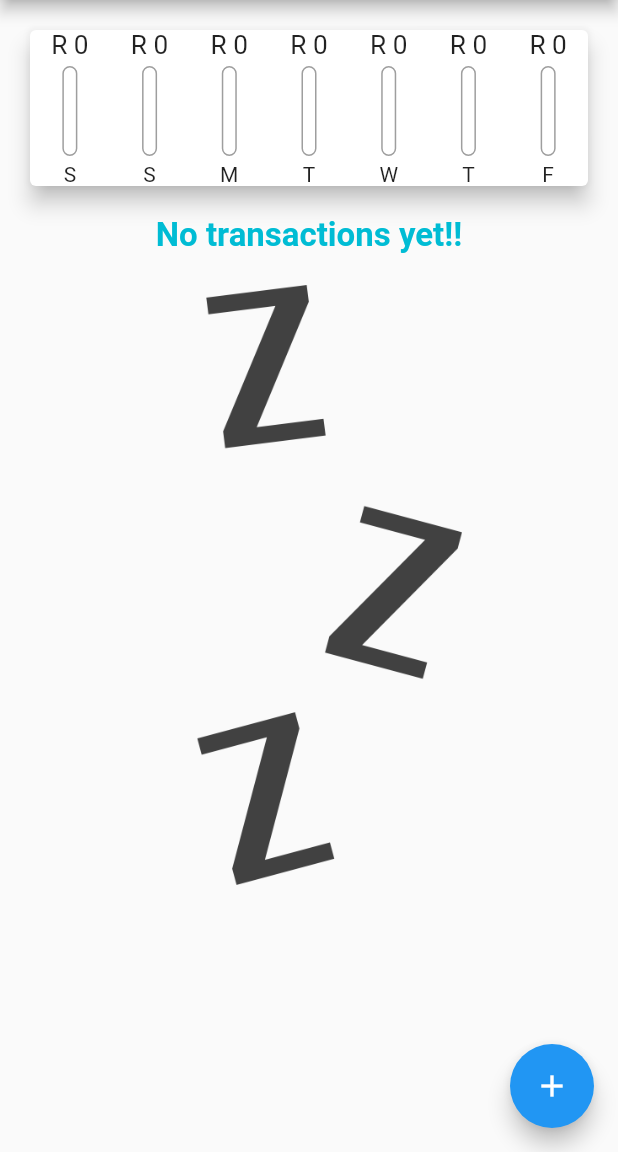
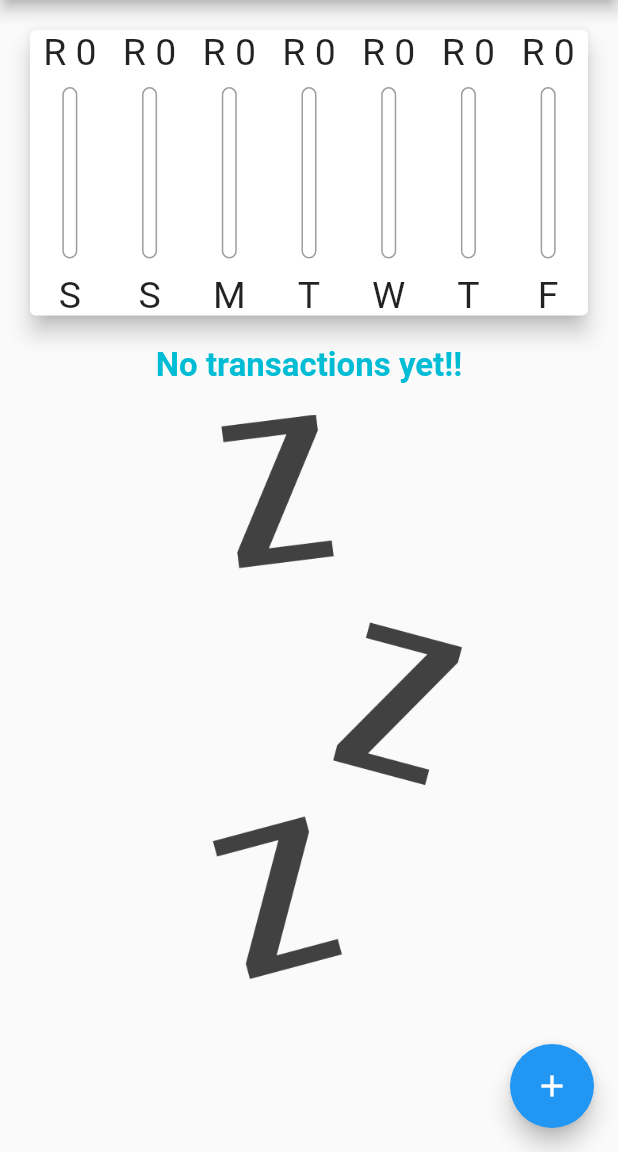
Before and after one commit to IssaBeastBoy/Flutter_Dart, a Flutter app: the screen it shows after launch, on a phone screen of 412 x 824 dp, the part 84-1236 px from its top. Run offline on Flutter 3.47's test engine with Material 2 defaults, Android fonts, the phone set to English and light mode, and no system bars; missing offline and left inert: dart:ffi.

Commit message:
Money tracker app Completed

```diff
--- a/money_planner/lib/main.dart
+++ b/money_planner/lib/main.dart
@@ -1,4 +1,5 @@
 import 'package:flutter/material.dart';
+import 'package:flutter/services.dart';
 
 import '../widgets/new_transactions.dart';
 import '../widgets/transaction_list.dart';
@@ -6,7 +7,12 @@ import '../model/transaction.dart';
 
 import '../widgets/chart.dart';
 
-void main() => runApp(MyApp());
+void main() {
+  // WidgetsFlutterBinding.ensureInitialized();
+  // SystemChrome.setPreferredOrientations(
+  //     [DeviceOrientation.portraitDown, DeviceOrientation.portraitUp]);
+  runApp(MyApp());
+}
 
 class MyApp extends StatelessWidget {
   @override
@@ -33,6 +39,8 @@ class _MyHomePageState extends State<MyHomePage> {
     //     id: "t1", title: "New Shoes", amount: 1200, date: DateTime.now()),
     // Transactions(id: "t1", title: "Weekly", amount: 250, date: DateTime.now())
   ];
+
+  bool _showChart = false;
 
   Iterable<Transactions> get _currWeekTransactions {
     return _userTransactions.where((element) {
@@ -77,19 +85,59 @@ class _MyHomePageState extends State<MyHomePage> {
 
   @override
   Widget build(BuildContext context) {
+    final orientationType =
+        MediaQuery.of(context).orientation == Orientation.landscape;
+    final appBar = AppBar(
+      title: Text('Money Tracker'),
+      actions: [
+        IconButton(
+            onPressed: () => _startAddNewTrans(context), icon: Icon(Icons.add))
+      ],
+    );
+    final transList = Container(
+      height: (MediaQuery.of(context).size.height -
+              appBar.preferredSize.height -
+              MediaQuery.of(context).padding.top) *
+          0.7,
+      child: TransactionList(_userTransactions, _deleteTransaction),
+    );
     return Scaffold(
-        appBar: AppBar(
-          title: Text('Money Tracker'),
-          actions: [
-            IconButton(
-                onPressed: () => _startAddNewTrans(context),
-                icon: Icon(Icons.add))
-          ],
-        ),
+        appBar: appBar,
         body: Column(
           children: [
-            Chart(_currWeekTransactions.toList()),
-            TransactionList(_userTransactions, _deleteTransaction),
+            if (orientationType)
+              Row(
+                mainAxisAlignment: MainAxisAlignment.center,
+                children: [
+                  Text('Show Chart'),
+                  Switch(
+                      value: _showChart,
+                      onChanged: (val) {
+                        setState(() {
+                          _showChart = !_showChart;
+                        });
+                      })
+                ],
+              ),
+            if (!orientationType)
+              Container(
+                height: (MediaQuery.of(context).size.height -
+                        appBar.preferredSize.height -
+                        MediaQuery.of(context).padding.top) *
+                    0.3,
+                child: Chart(_currWeekTransactions.toList()),
+              ),
+            if (!orientationType) transList,
+            if (orientationType)
+              _showChart
+                  ? Container(
+                      height: (MediaQuery.of(context).size.height -
+                              appBar.preferredSize.height -
+                              MediaQuery.of(context).padding.top) *
+                          0.7,
+                      child: Chart(_currWeekTransactions.toList()),
+                    )
+                  : transList,
           ],
         ),
         floatingActionButton: FloatingActionButton(
--- a/money_planner/lib/widgets/chart_bar.dart
+++ b/money_planner/lib/widgets/chart_bar.dart
@@ -9,19 +9,20 @@ class ChartBar extends StatelessWidget {
 
   @override
   Widget build(BuildContext context) {
+    return LayoutBuilder(builder: (ctx, constraints) {
       return Column(
         children: [
           Container(
-          height: 20,
+            height: constraints.maxHeight * 0.15,
             child: FittedBox(
               child: Text("R ${spendingAmount.toStringAsFixed(0)}"),
             ),
           ),
           SizedBox(
-          height: 4,
+            height: constraints.maxHeight * 0.05,
           ),
           Container(
-          height: 60,
+            height: constraints.maxHeight * 0.6,
             width: 10,
             child: Stack(
               children: [
@@ -43,10 +44,14 @@ class ChartBar extends StatelessWidget {
             ),
           ),
           SizedBox(
-          height: 4,
+            height: constraints.maxHeight * 0.05,
           ),
-        Text(label),
+          Container(
+            height: constraints.maxHeight * 0.15,
+            child: FittedBox(child: Text(label)),
+          ),
         ],
       );
+    });
   }
 }
--- a/money_planner/lib/widgets/transaction_list.dart
+++ b/money_planner/lib/widgets/transaction_list.dart
@@ -1,3 +1,5 @@
+import 'dart:ui';
+
 import 'package:flutter/material.dart';
 import 'package:intl/intl.dart';
 
@@ -11,10 +13,9 @@ class TransactionList extends StatelessWidget {
 
   @override
   Widget build(BuildContext context) {
-    return Container(
-        height: 500,
-        child: transactions.isEmpty
-            ? Column(
+    return transactions.isEmpty
+        ? LayoutBuilder(builder: (ctx, constraints) {
+            return Column(
               crossAxisAlignment: CrossAxisAlignment.end,
               children: [
                 Text(
@@ -30,14 +31,15 @@ class TransactionList extends StatelessWidget {
                   height: 20,
                 ),
                 Container(
-                    height: 400,
+                  height: constraints.maxHeight * 0.7,
                   child: Image.asset(
                     'assets/image/waiting.png',
                     fit: BoxFit.cover,
                   ),
                 )
               ],
-              )
+            );
+          })
         : ListView.builder(
             itemBuilder: (context, index) {
               return Card(
@@ -50,8 +52,7 @@ class TransactionList extends StatelessWidget {
                       ),
                       decoration: BoxDecoration(
                           border: Border.all(
-                                  color: Theme.of(context).primaryColor,
-                                  width: 2)),
+                              color: Theme.of(context).primaryColor, width: 2)),
                       padding: EdgeInsets.all(4),
                       child: Text(
                         'R ${(transactions[index].amount).toStringAsFixed(2)}',
@@ -71,8 +72,7 @@ class TransactionList extends StatelessWidget {
                               fontWeight: FontWeight.bold, fontSize: 16),
                         ),
                         Text(
-                                DateFormat.yMMMd()
-                                    .format(transactions[index].date),
+                            DateFormat.yMMMd().format(transactions[index].date),
                             style: TextStyle(color: Colors.grey.shade400)),
                       ],
                     ),
@@ -80,6 +80,21 @@ class TransactionList extends StatelessWidget {
                         child: Column(
                       crossAxisAlignment: CrossAxisAlignment.end,
                       children: [
+                        MediaQuery.of(context).size.width > 500
+                            ? TextButton.icon(
+                                onPressed: () {
+                                  deleteTransaction(transactions[index].id);
+                                },
+                                icon: Icon(
+                                  Icons.delete,
+                                  color: Theme.of(context).errorColor,
+                                ),
+                                label: Text(
+                                  'Delete',
+                                  style: TextStyle(color: Colors.red),
+                                ),
+                              )
+                            :
                         IconButton(
                                 onPressed: () {
                                   deleteTransaction(transactions[index].id);
@@ -94,6 +109,6 @@ class TransactionList extends StatelessWidget {
               );
             },
             itemCount: transactions.length,
-              ));
+          );
   }
 }
```
Also changed, not shown: money_planner/lib/widgets/new_transactions.dart (+10 -3 lines). Lines whose indentation alone changed are shown as unchanged.
